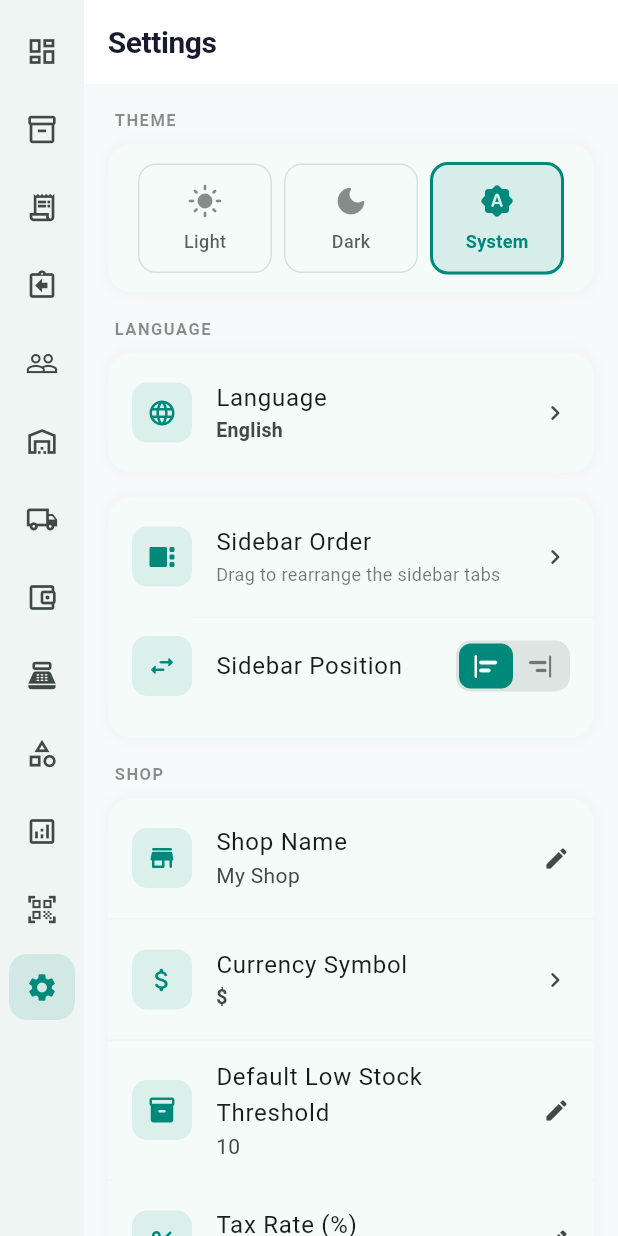
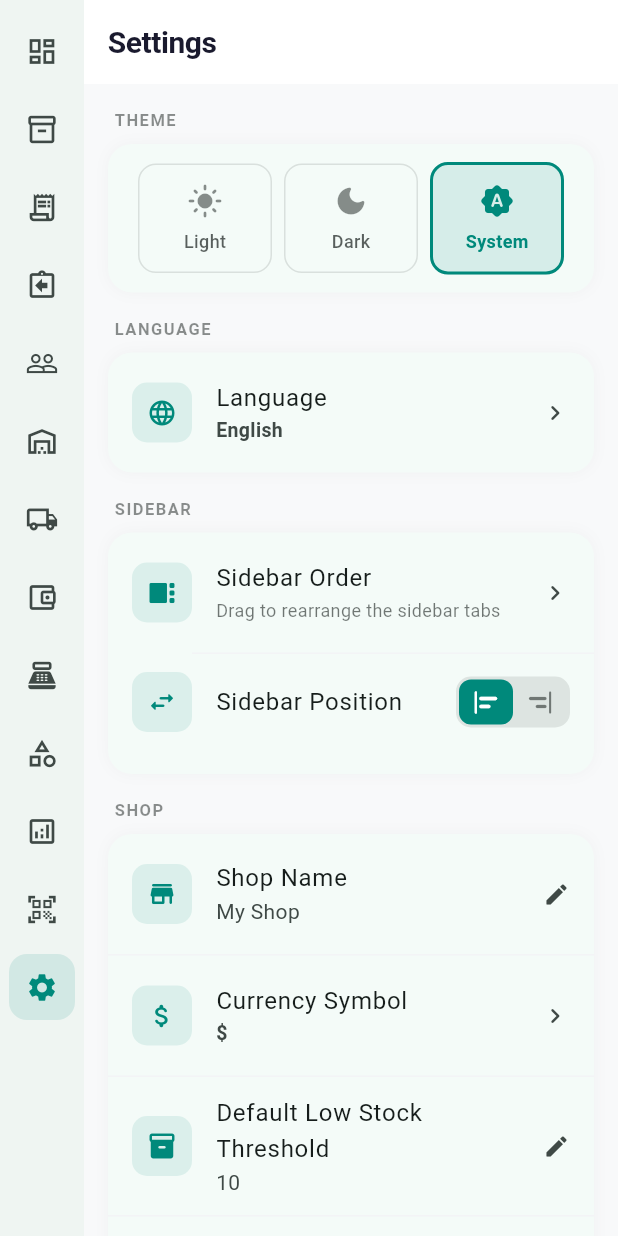
Before and after one commit to RemonAhammad/micro_seller, a Flutter app: the SettingsScreen screen opened by its route, on a phone screen of 412 x 824 dp. Run offline on Flutter 3.47's test engine with Material 3 defaults, Android fonts, the phone set to English and light mode, and no system bars; drawn by our look-alikes of showcaseview; our stand-ins replace csv, file_picker, fl_chart, flutter_dotenv, flutter_image_compress, flutter_local_notifications and 13 more; missing offline and left inert: googleapis, in_app_update, mobile_scanner; accounts and stored records are empty; generated files the repository leaves out were written again.

Commit message:
feat: add sidebar section header and localization for sidebar settings

```diff
--- a/lib/core/constants/app_strings.dart
+++ b/lib/core/constants/app_strings.dart
@@ -494,6 +494,7 @@ class _L10nStrings {
   String get sidebarOrder => _l10n.tr('sidebarOrder');
   String get sidebarOrderDesc => _l10n.tr('sidebarOrderDesc');
   String get resetToDefault => _l10n.tr('resetToDefault');
+  String get sidebar => _l10n.tr('sidebar');
   String get sidebarPosition => _l10n.tr('sidebarPosition');
   String get left => _l10n.tr('left');
   String get right => _l10n.tr('right');
--- a/lib/core/l10n/translations_ar.dart
+++ b/lib/core/l10n/translations_ar.dart
@@ -426,6 +426,7 @@ const translationsAr = <String, String>{
   'sidebarOrder': 'ترتيب الشريط الجانبي',
   'sidebarOrderDesc': 'اسحب لإعادة ترتيب علامات تبويب الشريط الجانبي',
   'resetToDefault': 'إعادة التعيين إلى الافتراضي',
+  'sidebar': 'الشريط الجانبي',
   'sidebarPosition': 'موضع الشريط الجانبي',
   'left': 'يسار',
   'right': 'يمين',
--- a/lib/core/l10n/translations_bn.dart
+++ b/lib/core/l10n/translations_bn.dart
@@ -427,6 +427,7 @@ const translationsBn = <String, String>{
   'sidebarOrder': 'সাইডবার ক্রম',
   'sidebarOrderDesc': 'সাইডবারের ট্যাব পুনর্বিন্যাস করতে টেনে আনুন',
   'resetToDefault': 'ডিফল্টে রিসেট করুন',
+  'sidebar': 'সাইডবার',
   'sidebarPosition': 'সাইডবারের অবস্থান',
   'left': 'বামে',
   'right': 'ডানে',
--- a/lib/core/l10n/translations_en.dart
+++ b/lib/core/l10n/translations_en.dart
@@ -435,6 +435,7 @@ const translationsEn = <String, String>{
   'sidebarOrder': 'Sidebar Order',
   'sidebarOrderDesc': 'Drag to rearrange the sidebar tabs',
   'resetToDefault': 'Reset to Default',
+  'sidebar': 'Sidebar',
   'sidebarPosition': 'Sidebar Position',
   'left': 'Left',
   'right': 'Right',
--- a/lib/core/l10n/translations_es.dart
+++ b/lib/core/l10n/translations_es.dart
@@ -426,6 +426,7 @@ const translationsEs = <String, String>{
   'sidebarOrder': 'Orden de la barra lateral',
   'sidebarOrderDesc': 'Arrastra para reorganizar las pestañas de la barra lateral',
   'resetToDefault': 'Restablecer predeterminado',
+  'sidebar': 'Barra lateral',
   'sidebarPosition': 'Posición de la barra lateral',
   'left': 'Izquierda',
   'right': 'Derecha',
--- a/lib/core/l10n/translations_fr.dart
+++ b/lib/core/l10n/translations_fr.dart
@@ -427,6 +427,7 @@ const translationsFr = <String, String>{
   'sidebarOrder': 'Ordre de la barre latérale',
   'sidebarOrderDesc': 'Faites glisser pour réorganiser les onglets',
   'resetToDefault': 'Réinitialiser par défaut',
+  'sidebar': 'Barre latérale',
   'sidebarPosition': 'Position de la barre latérale',
   'left': 'Gauche',
   'right': 'Droite',
--- a/lib/core/l10n/translations_id.dart
+++ b/lib/core/l10n/translations_id.dart
@@ -427,6 +427,7 @@ const translationsId = <String, String>{
   'sidebarOrder': 'Urutan Sidebar',
   'sidebarOrderDesc': 'Seret untuk mengatur ulang tab sidebar',
   'resetToDefault': 'Atur ulang ke Default',
+  'sidebar': 'Sidebar',
   'sidebarPosition': 'Posisi Sidebar',
   'left': 'Kiri',
   'right': 'Kanan',
--- a/lib/core/l10n/translations_ms.dart
+++ b/lib/core/l10n/translations_ms.dart
@@ -427,6 +427,7 @@ const translationsMs = <String, String>{
   'sidebarOrder': 'Susunan Bar Sisi',
   'sidebarOrderDesc': 'Seret untuk menyusun semula tab bar sisi',
   'resetToDefault': 'Tetapkan Semula kepada Lalai',
+  'sidebar': 'Bar Sisi',
   'sidebarPosition': 'Kedudukan Bar Sisi',
   'left': 'Kiri',
   'right': 'Kanan',
--- a/lib/core/l10n/translations_pt.dart
+++ b/lib/core/l10n/translations_pt.dart
@@ -427,6 +427,7 @@ const translationsPt = <String, String>{
   'sidebarOrder': 'Ordem da barra lateral',
   'sidebarOrderDesc': 'Arraste para reorganizar as abas da barra lateral',
   'resetToDefault': 'Restaurar padrão',
+  'sidebar': 'Barra lateral',
   'sidebarPosition': 'Posição da barra lateral',
   'left': 'Esquerda',
   'right': 'Direita',
--- a/lib/core/l10n/translations_th.dart
+++ b/lib/core/l10n/translations_th.dart
@@ -427,6 +427,7 @@ const translationsTh = <String, String>{
   'sidebarOrder': 'ลำดับแถบด้านข้าง',
   'sidebarOrderDesc': 'ลากเพื่อจัดเรียงแท็บแถบด้านข้างใหม่',
   'resetToDefault': 'รีเซ็ตเป็นค่าเริ่มต้น',
+  'sidebar': 'แถบด้านข้าง',
   'sidebarPosition': 'ตำแหน่งแถบด้านข้าง',
   'left': 'ซ้าย',
   'right': 'ขวา',
--- a/lib/core/l10n/translations_tr.dart
+++ b/lib/core/l10n/translations_tr.dart
@@ -427,6 +427,7 @@ const translationsTr = <String, String>{
   'sidebarOrder': 'Kenar Çubuğu Sırası',
   'sidebarOrderDesc': 'Kenar çubuğu sekmelerini yeniden düzenlemek için sürükleyin',
   'resetToDefault': 'Varsayılana Sıfırla',
+  'sidebar': 'Kenar Çubuğu',
   'sidebarPosition': 'Kenar Çubuğu Konumu',
   'left': 'Sol',
   'right': 'Sağ',
--- a/lib/core/l10n/translations_ur.dart
+++ b/lib/core/l10n/translations_ur.dart
@@ -427,6 +427,7 @@ const translationsUr = <String, String>{
   'sidebarOrder': 'سائڈبار کی ترتیب',
   'sidebarOrderDesc': 'سائڈبار ٹیبز کو دوبارہ ترتیب دینے کے لیے گھسیٹیں',
   'resetToDefault': 'پہلے سے طے شدہ پر ری سیٹ کریں',
+  'sidebar': 'سائڈبار',
   'sidebarPosition': 'سائڈبار کی پوزیشن',
   'left': 'بائیں',
   'right': 'دائیں',
--- a/lib/core/l10n/translations_vi.dart
+++ b/lib/core/l10n/translations_vi.dart
@@ -427,6 +427,7 @@ const translationsVi = <String, String>{
   'sidebarOrder': 'Thứ tự thanh bên',
   'sidebarOrderDesc': 'Kéo để sắp xếp lại các tab thanh bên',
   'resetToDefault': 'Đặt lại mặc định',
+  'sidebar': 'Thanh bên',
   'sidebarPosition': 'Vị trí thanh bên',
   'left': 'Trái',
   'right': 'Phải',
--- a/lib/features/settings/presentation/settings_screen.dart
+++ b/lib/features/settings/presentation/settings_screen.dart
@@ -271,6 +271,7 @@ class _SettingsScreenState extends ConsumerState<SettingsScreen> {
           const SizedBox(height: 16),
 
           // Sidebar customization
+          _SectionHeader(s.sidebar),
           _SettingsCard(
             children: [
               ListTile(
--- a/pubspec.yaml
+++ b/pubspec.yaml
@@ -1,7 +1,7 @@
 name: micro_seller
 description: Inventory and order manager for micro sellers
 publish_to: 'none'
-version: 1.0.2+6
+version: 1.0.3+7
 
 environment:
   sdk: '>=3.8.0 <4.0.0'
```
Also changed, not shown: lib/features/scanner/presentation/scanner_screen.dart (+29 -64 lines), 1 other file.
